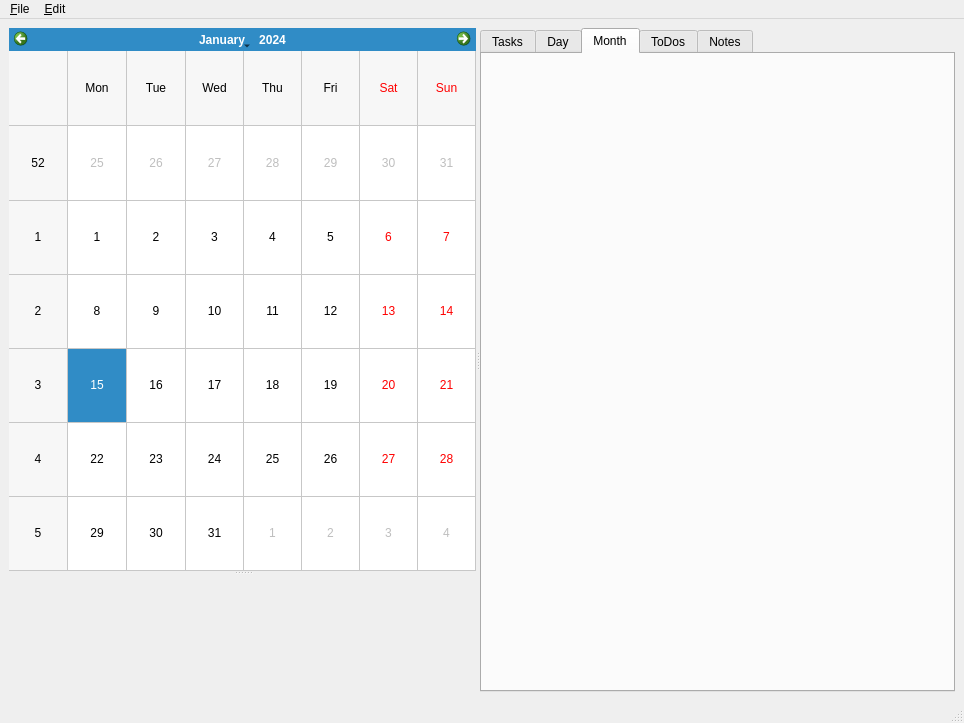
First picture: the form in src/todocalendar/ui/main_window.ui, repository anetczuk/hanlendar, before the edit.
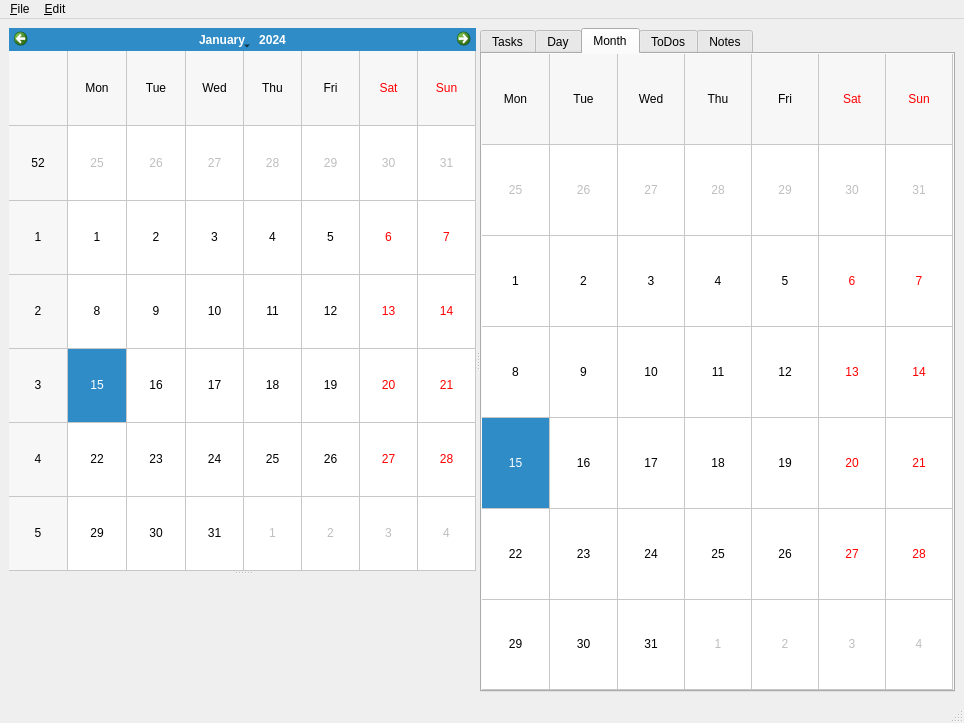
Second picture: the form after the edit. The open tabs and pages were chosen to show the change. Custom widgets are drawn as their Qt base class.

Commit message: Implement Month view

What changed in the file:
```diff
--- a/src/todocalendar/ui/main_window.ui
+++ b/src/todocalendar/ui/main_window.ui
@@ -230,6 +230,22 @@
             <property name="bottomMargin">
              <number>0</number>
             </property>
+            <item>
+             <widget class="MonthCalendar" name="monthCalendar">
+              <property name="gridVisible">
+               <bool>true</bool>
+              </property>
+              <property name="verticalHeaderFormat">
+               <enum>QCalendarWidget::NoVerticalHeader</enum>
+              </property>
+              <property name="navigationBarVisible">
+               <bool>false</bool>
+              </property>
+              <property name="dateEditEnabled">
+               <bool>false</bool>
+              </property>
+             </widget>
+            </item>
            </layout>
           </widget>
           <widget class="QWidget" name="todos_tab">
@@ -419,6 +435,11 @@
    <header>todocalendar.gui.tododetails</header>
    <container>1</container>
   </customwidget>
+  <customwidget>
+   <class>MonthCalendar</class>
+   <extends>QCalendarWidget</extends>
+   <header>todocalendar.gui.monthcalendar</header>
+  </customwidget>
  </customwidgets>
  <resources/>
  <connections>
```
Left out of the diff: 2 changed lines with no effect on the pictures. The commit also changes 9 other files.
